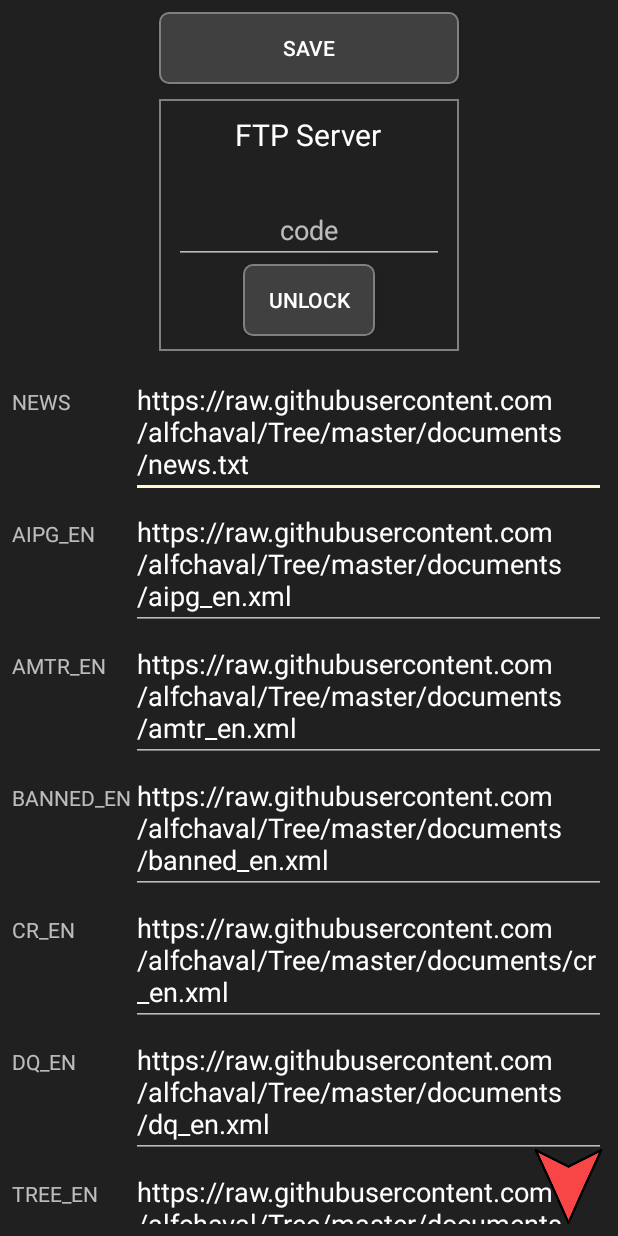
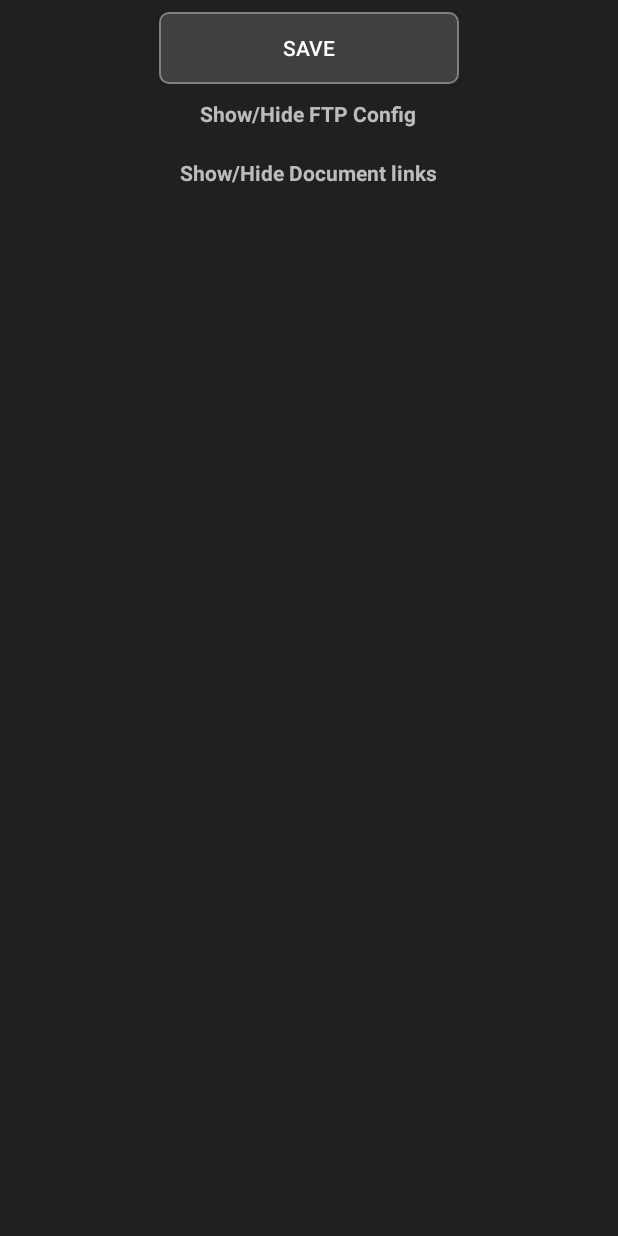
Before and after one commit to alfchaval/IPGTree, an Android app: the AdvancedSettingsActivity screen opened directly, with no data from a screen before it, on a phone screen of 412 x 824 dp. Run offline under Robolectric (Android 15) with nearby library versions, the phone set to English and light mode, and no system bars; 1 statement that could not run was skipped.

Commit message:
21-11-2019

```diff
--- a/app/src/main/java/mtg/judge/ipgtree/Activities/AdvancedSettingsActivity.java
+++ b/app/src/main/java/mtg/judge/ipgtree/Activities/AdvancedSettingsActivity.java
@@ -1,14 +1,8 @@
 package mtg.judge.ipgtree.Activities;
 
 import android.Manifest;
-import android.app.AlertDialog;
-import android.app.ProgressDialog;
-import android.content.DialogInterface;
-import android.content.Intent;
 import android.content.SharedPreferences;
 import android.content.pm.PackageManager;
-import android.net.Uri;
-import android.os.AsyncTask;
 import android.os.Build;
 import android.os.Bundle;
 import android.os.Environment;
@@ -16,8 +10,6 @@ import android.support.annotation.NonNull;
 import android.support.v4.app.ActivityCompat;
 import android.support.v4.content.ContextCompat;
 import android.support.v7.app.AppCompatActivity;
-import android.util.Log;
-import android.util.Pair;
 import android.view.View;
 import android.view.ViewTreeObserver;
 import android.widget.Button;
@@ -27,33 +19,14 @@ import android.widget.EditText;
 import android.widget.ImageView;
 import android.widget.LinearLayout;
 import android.widget.ScrollView;
+import android.widget.TableLayout;
 import android.widget.TextView;
-import android.widget.Toast;
 
-import com.google.gson.Gson;
-import com.google.gson.GsonBuilder;
-import com.google.gson.stream.JsonReader;
+import java.io.File;
 
-import org.apache.commons.net.ftp.FTPClient;
-
-import java.io.BufferedInputStream;
-import java.io.File;
-import java.io.FileInputStream;
-import java.io.FileOutputStream;
-import java.io.FileWriter;
-import java.io.InputStream;
-import java.io.InputStreamReader;
-import java.io.OutputStream;
-import java.net.URL;
-import java.net.URLConnection;
-import java.util.ArrayList;
-import java.util.HashMap;
-
-import mtg.judge.ipgtree.Card;
 import mtg.judge.ipgtree.Code;
 import mtg.judge.ipgtree.R;
 import mtg.judge.ipgtree.Repository;
-import mtg.judge.ipgtree.Set;
 
 public class AdvancedSettingsActivity extends AppCompatActivity {
 
@@ -62,12 +35,14 @@ public class AdvancedSettingsActivity extends AppCompatActivity {
     private EditText edt_server, edt_user, edt_password, edt_codeftp, edt_news,
             edt_aipg_en, edt_amtr_en, edt_banned_en, edt_cr_en, edt_dq_en, edt_tree_en, edt_jar_en, edt_links_en, edt_quiz_en, edt_hja_en,
             edt_aipg_es, edt_amtr_es, edt_banned_es, edt_cr_es, edt_dq_es, edt_tree_es, edt_jar_es, edt_links_es, edt_quiz_es, edt_hja_es;
-    private TextView txv_codeftp, txv_ftptitle_one, txv_ftptitle_two;
-    private LinearLayout ll_server_code, ll_server_settings;
+    private TextView txv_codeftp, txv_ftptitle_one, txv_ftptitle_two, txv_show_ftp, txv_show_links;
+    private LinearLayout ll_scrollchild, ll_server, ll_server_code, ll_server_settings;
+    private TableLayout tl_links;
     private ScrollView scroll;
     private ImageView imv_arrow_down, imv_arrow_up;
 
     private ViewTreeObserver viewTreeObserver;
+    private ShowHint showHint;
 
     @Override
     protected void onCreate(Bundle savedInstanceState) {
@@ -125,8 +100,16 @@ public class AdvancedSettingsActivity extends AppCompatActivity {
         txv_codeftp = findViewById(R.id.txv_codeftp);
         txv_ftptitle_one = findViewById(R.id.txv_ftptitle_one);
         txv_ftptitle_two = findViewById(R.id.txv_ftptitle_two);
+        txv_show_ftp = findViewById(R.id.txv_show_ftp);
+        txv_show_links = findViewById(R.id.txv_show_links);
+        ll_scrollchild = findViewById(R.id.ll_scrollchild);
+        ll_server = findViewById(R.id.ll_server);
+        ll_server.setVisibility(View.GONE);
         ll_server_code = findViewById(R.id.ll_server_code);
         ll_server_settings = findViewById(R.id.ll_server_settings);
+        tl_links = findViewById(R.id.tl_links);
+        tl_links.setVisibility(View.GONE);
+
         edt_news = findViewById(R.id.edt_news);
 
         edt_aipg_en = findViewById(R.id.edt_aipg_en);
@@ -166,6 +149,7 @@ public class AdvancedSettingsActivity extends AppCompatActivity {
         edt_user.setHint(Repository.StringMap(29));
         edt_password.setHint(Repository.StringMap(62));
         SharedPreferences preferences = getSharedPreferences(Repository.KEY_PREFERENCES, MODE_PRIVATE);
+
         edt_news.setText(preferences.getString(Repository.KEY_NEWS, Repository.URL_NEWS));
 
         edt_aipg_en.setText(preferences.getString(Repository.KEY_AIPG_EN, Repository.URL_AIPG_EN));
@@ -189,6 +173,33 @@ public class AdvancedSettingsActivity extends AppCompatActivity {
         edt_links_es.setText(preferences.getString(Repository.KEY_LINKS_ES, Repository.URL_LINKS_ES));
         edt_quiz_es.setText(preferences.getString(Repository.KEY_QUIZ_ES, Repository.URL_QUIZ_ES));
         edt_hja_es.setText(preferences.getString(Repository.KEY_HJA_ES, Repository.URL_HJA_ES));
+
+        edt_news.setHint(Repository.URL_NEWS);
+
+        edt_aipg_en.setHint(Repository.URL_AIPG_EN);
+        edt_amtr_en.setHint(Repository.URL_AMTR_EN);
+        edt_banned_en.setHint(Repository.URL_BANNED_EN);
+        edt_cr_en.setHint(Repository.URL_CR_EN);
+        edt_dq_en.setHint(Repository.URL_DQ_EN);
+        edt_tree_en.setHint(Repository.URL_TREE_EN);
+        edt_jar_en.setHint(Repository.URL_JAR_EN);
+        edt_links_en.setHint(Repository.URL_LINKS_EN);
+        edt_quiz_en.setHint(Repository.URL_QUIZ_EN);
+        edt_hja_en.setHint(Repository.URL_HJA_EN);
+
+        edt_aipg_es.setHint(Repository.URL_AIPG_ES);
+        edt_amtr_es.setHint(Repository.URL_AMTR_ES);
+        edt_banned_es.setHint(Repository.URL_BANNED_ES);
+        edt_cr_es.setHint(Repository.URL_CR_ES);
+        edt_dq_es.setHint(Repository.URL_DQ_ES);
+        edt_tree_es.setHint(Repository.URL_TREE_ES);
+        edt_jar_es.setHint(Repository.URL_JAR_ES);
+        edt_links_es.setHint(Repository.URL_LINKS_ES);
+        edt_quiz_es.setHint(Repository.URL_QUIZ_ES);
+        edt_hja_es.setHint(Repository.URL_HJA_ES);
+
+        txv_show_ftp.setText(Repository.StringMap(76));
+        txv_show_links.setText(Repository.StringMap(77));
     }
 
     private void loadRepositoryData() {
@@ -213,6 +224,7 @@ public class AdvancedSettingsActivity extends AppCompatActivity {
             @Override
             public void onClick(View v) {
                 SharedPreferences.Editor editor = getSharedPreferences(Repository.KEY_PREFERENCES, MODE_PRIVATE).edit();
+
                 editor.putString(Repository.KEY_NEWS, edt_news.getText().toString());
 
                 editor.putString(Repository.KEY_AIPG_EN, edt_aipg_en.getText().toString());
@@ -283,6 +295,54 @@ public class AdvancedSettingsActivity extends AppCompatActivity {
             @Override
             public void onClick(View view) {
                 scroll.fullScroll(View.FOCUS_DOWN);
+            }
+        });
+
+        showHint = new ShowHint();
+        edt_news.setOnLongClickListener(showHint);
+
+        edt_aipg_en.setOnLongClickListener(showHint);
+        edt_amtr_en.setOnLongClickListener(showHint);
+        edt_banned_en.setOnLongClickListener(showHint);
+        edt_cr_en.setOnLongClickListener(showHint);
+        edt_dq_en.setOnLongClickListener(showHint);
+        edt_tree_en.setOnLongClickListener(showHint);
+        edt_jar_en.setOnLongClickListener(showHint);
+        edt_links_en.setOnLongClickListener(showHint);
+        edt_quiz_en.setOnLongClickListener(showHint);
+        edt_hja_en.setOnLongClickListener(showHint);
+
+        edt_aipg_es.setOnLongClickListener(showHint);
+        edt_amtr_es.setOnLongClickListener(showHint);
+        edt_banned_es.setOnLongClickListener(showHint);
+        edt_cr_es.setOnLongClickListener(showHint);
+        edt_dq_es.setOnLongClickListener(showHint);
+        edt_tree_es.setOnLongClickListener(showHint);
+        edt_jar_es.setOnLongClickListener(showHint);
+        edt_links_es.setOnLongClickListener(showHint);
+        edt_quiz_es.setOnLongClickListener(showHint);
+        edt_hja_es.setOnLongClickListener(showHint);
+
+        txv_show_ftp.setOnClickListener(new View.OnClickListener() {
+            @Override
+            public void onClick(View v) {
+                if(ll_server.getVisibility() == View.VISIBLE) {
+                    ll_server.setVisibility(View.GONE);
+                }
+                else {
+                    ll_server.setVisibility(View.VISIBLE);
+                }
+            }
+        });
+        txv_show_links.setOnClickListener(new View.OnClickListener() {
+            @Override
+            public void onClick(View v) {
+                if(tl_links.getVisibility() == View.VISIBLE) {
+                    tl_links.setVisibility(View.GONE);
+                }
+                else {
+                    tl_links.setVisibility(View.VISIBLE);
+                }
             }
         });
     }
@@ -357,4 +417,14 @@ public class AdvancedSettingsActivity extends AppCompatActivity {
             imv_arrow_down.setVisibility(View.INVISIBLE);
         }
     }
+
+    class ShowHint implements View.OnLongClickListener {
+        @Override
+        public boolean onLongClick(View view) {
+            if(view instanceof EditText && ((EditText) view).getText().toString().equals("")) {
+                ((EditText) view).setText(((EditText)view).getHint());
+            }
+            return false;
+        }
+    }
 }
--- a/app/src/main/java/mtg/judge/ipgtree/Activities/MainActivity.java
+++ b/app/src/main/java/mtg/judge/ipgtree/Activities/MainActivity.java
@@ -8,6 +8,7 @@ import android.os.Bundle;
 import android.os.Environment;
 import android.support.annotation.Nullable;
 import android.support.v7.app.AppCompatActivity;
+import android.util.Log;
 import android.util.Pair;
 import android.view.View;
 import android.widget.Button;
--- a/app/src/main/java/mtg/judge/ipgtree/Repository.java
+++ b/app/src/main/java/mtg/judge/ipgtree/Repository.java
@@ -12,7 +12,7 @@ import static android.content.Context.MODE_PRIVATE;
 
 public class Repository {
 
-    private static int appVersion = 20191113;
+    private static int appVersion = 20191115;
     public static int lastNews;
 
     //URLs
@@ -169,6 +169,7 @@ public class Repository {
         p2log = preferences.getString(KEY_P2LOG, "20");
         language = preferences.getString(KEY_LANGUAGE, ENGLISH);
         showAnnotations = preferences.getBoolean(KEY_ANNOTATION, true);
+        downloadNews = preferences.getBoolean(KEY_DOWNLOADNEWS, true);
         unlockedFTP = preferences.getBoolean(KEY_UNLOCKEDFTP, false);
         allowFTP = preferences.getBoolean(KEY_ALLOWFTP, false);
         ftpServer = preferences.getString(KEY_FTPSERVER, null);
@@ -441,6 +442,15 @@ public class Repository {
                     case 75:
                         result = "HJ Announcement";
                         break;
+                    case 76:
+                        result = "Show/Hide FTP Config";
+                        break;
+                    case 77:
+                        result = "Show/Hide Document links";
+                        break;
+                    case 78:
+                        result = "Saved to Clipboard";
+                        break;
                 }
                 break;
             case SPANISH:
@@ -670,6 +680,15 @@ public class Repository {
                     case 75:
                         result = "Anuncio del HJ";
                         break;
+                    case 76:
+                        result = "Mostrar/Ocultar FTP";
+                        break;
+                    case 77:
+                        result = "Mostrar/Ocultar Links";
+                        break;
+                    case 78:
+                        result = "Copiado al Salvapapeles";
+                        break;
                 }
                 break;
         }
--- a/app/src/main/res/layout/activity_advanced.xml
+++ b/app/src/main/res/layout/activity_advanced.xml
@@ -23,6 +23,7 @@
         >
 
         <LinearLayout
+            android:id="@+id/ll_scrollchild"
             android:layout_width="match_parent"
             android:layout_height="match_parent"
             android:orientation="vertical"
@@ -36,6 +37,16 @@
                 android:textColor="@color/colorText"
                 android:layout_gravity="center_horizontal"
                 android:paddingHorizontal="4dp"
+                />
+
+            <TextView
+                android:id="@+id/txv_show_ftp"
+                android:layout_width="wrap_content"
+                android:layout_height="wrap_content"
+                android:layout_margin="10dp"
+                android:layout_gravity="center_horizontal"
+                android:textStyle="bold"
+                android:text="SHOW/HIDE FTP"
                 />
 
             <LinearLayout
@@ -148,9 +159,21 @@
 
             </LinearLayout>
 
+            <TextView
+                android:id="@+id/txv_show_links"
+                android:layout_width="wrap_content"
+                android:layout_height="wrap_content"
+                android:layout_margin="10dp"
+                android:layout_gravity="center_horizontal"
+                android:textStyle="bold"
+                android:text="SHOW/HIDE LINKS"
+                />
+
             <TableLayout
+                android:id="@+id/tl_links"
                 android:layout_width="match_parent"
                 android:layout_height="wrap_content"
+                android:layout_margin="10dp"
                 >
 
                 <TableRow>
```
Also changed, not shown: app/src/main/java/mtg/judge/ipgtree/Activities/DocumentActivity.java (+16 -0 lines), 5 other files.
